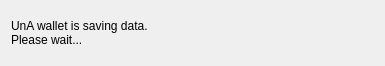
Above: src/Gui/Common/ExitWidget.ui from TheUnAProject/una_finance before the change. Below: the same form after it.
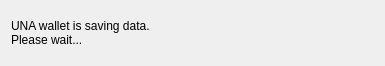
That is the form after the change.

```diff
--- a/src/Gui/Common/ExitWidget.ui
+++ b/src/Gui/Common/ExitWidget.ui
@@ -17,7 +17,7 @@
    <item>
     <widget class="QLabel" name="label">
      <property name="text">
-      <string>UnA wallet is saving data.
+      <string>UNA wallet is saving data.
 Please wait...</string>
      </property>
     </widget>
```
